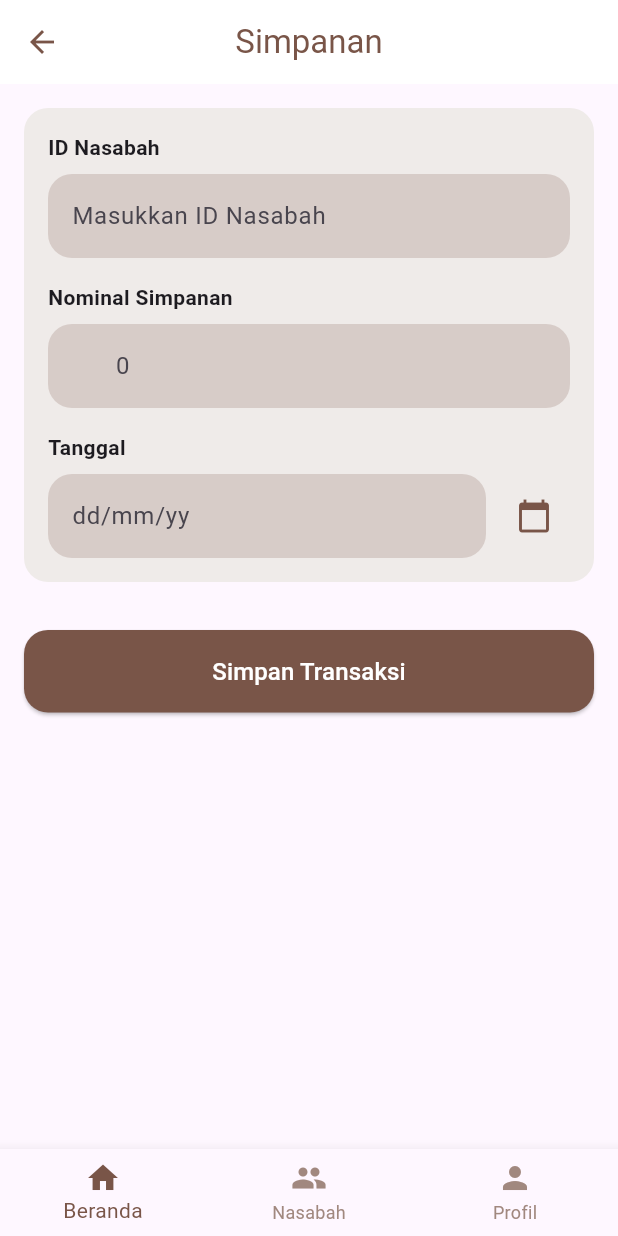
After one commit to AriefMade/digicoop, a Flutter app: the Simpanan screen opened directly, on a phone screen of 412 x 824 dp. The commit adds this screen. Run offline on Flutter 3.47's test engine with Material 3 defaults, Android fonts, the phone set to English and light mode, and no system bars.

Commit message:
persiapan lanjut ke simpanan (pekerja pkl)

```diff
--- a/lib/Pekerja Keliling/Beranda/berandaPKL.dart
+++ b/lib/Pekerja Keliling/Beranda/berandaPKL.dart
@@ -1,7 +1,9 @@
+import 'package:digicoop/Pekerja%20Keliling/Beranda/simpanan/simpanan.dart';
 import 'package:flutter/material.dart';
-import 'package:digicoop/Pekerja Keliling/nasabah/nasabahPKL.dart';
-import 'package:digicoop/Pekerja Keliling/profil/profilPKL.dart';
-import 'package:digicoop/Pekerja Keliling/Beranda/kunjungan/customerVisited.dart';
+import 'package:digicoop/Pekerja%20Keliling/nasabah/nasabahPKL.dart';
+import 'package:digicoop/Pekerja%20Keliling/profil/profilPKL.dart';
+import 'package:digicoop/Pekerja%20Keliling/Beranda/kunjungan/customerVisited.dart';
+import 'package:digicoop/Pekerja%20Keliling/Beranda/kunjungan/customerRemaining.dart';
 
 class BerandaPkl extends StatefulWidget {
   const BerandaPkl({Key? key}) : super(key: key);
@@ -104,7 +106,7 @@ class _BerandaPklState extends State<BerandaPkl> {
                       ),
                       SizedBox(height: 10),
 
-                      //25 customer
+                      // 25 customer
                       Row(
                         mainAxisAlignment: MainAxisAlignment.spaceEvenly,
                         children: [
@@ -115,7 +117,7 @@ class _BerandaPklState extends State<BerandaPkl> {
                                 MaterialPageRoute(builder: (context) => CustomerVisited()),
                               );
                             },
-                          child : Container(
+                            child: Container(
                               padding: const EdgeInsets.all(13.0),
                               decoration: BoxDecoration(
                                 color: Colors.grey[200],
@@ -141,14 +143,21 @@ class _BerandaPklState extends State<BerandaPkl> {
                               ),
                             ),
                           ),
-                          //11 customer remaining
-                          Container (
+                          // 11 customer remaining
+                          GestureDetector(
+                            onTap: () {
+                              Navigator.push(
+                                context,
+                                MaterialPageRoute(builder: (context) => CustomerRemaining()),
+                              );
+                            },
+                            child: Container(
                               padding: const EdgeInsets.all(13.0),
                               decoration: BoxDecoration(
                                 color: Colors.grey[200],
                                 borderRadius: BorderRadius.circular(10),
                               ),
-                            child : Column(
+                              child: Column(
                                 children: [
                                   Text(
                                     '11',
@@ -158,15 +167,16 @@ class _BerandaPklState extends State<BerandaPkl> {
                                       color: Color(0xFF69574D),
                                     ),
                                   ),
-                                Text('Customer Remaining',
-                                  style : TextStyle(
+                                  Text(
+                                    'Customer Remaining',
+                                    style: TextStyle(
                                       color: Color(0xFF69574D),
-                                  )
+                                    ),
                                   ),
                                 ],
                               ),
                             ),
-                          //beda bagian
+                          ),
                         ],
                       ),
                     ],
--- /dev/null
+++ b/lib/Pekerja Keliling/Beranda/simpanan/simpanan.dart
@@ -0,0 +1,152 @@
+import 'package:flutter/material.dart';
+import 'package:digicoop/Pekerja Keliling/Beranda/berandaPKL.dart';
+import 'package:digicoop/Pekerja Keliling/nasabah/nasabahPKL.dart';
+import 'package:digicoop/Pekerja Keliling/profil/profilPKL.dart';
+
+class Simpanan extends StatefulWidget {
+  const Simpanan({Key? key}) : super(key: key);
+
+  @override
+  State<Simpanan> createState() => _SimpananState();
+}
+class _SimpananState extends State<Simpanan>{
+
+  @override
+  Widget build(BuildContext context) {
+    return Scaffold(
+      appBar: AppBar(
+        title: Text(
+          'Simpanan',
+          style: TextStyle(color: Colors.brown),
+        ),
+        centerTitle: true,
+        backgroundColor: Colors.white,
+        elevation: 0,
+        leading: IconButton(
+          icon: Icon(Icons.arrow_back, color: Colors.brown),
+          onPressed: () {},
+        ),
+      ),
+      body: Padding(
+        padding: const EdgeInsets.all(16.0),
+        child: Column(
+          crossAxisAlignment: CrossAxisAlignment.stretch,
+          children: [
+            Container(
+              padding: EdgeInsets.all(16.0),
+              decoration: BoxDecoration(
+                color: Colors.brown[50],
+                borderRadius: BorderRadius.circular(16),
+              ),
+              child: Column(
+                crossAxisAlignment: CrossAxisAlignment.start,
+                children: [
+                  Text(
+                    "ID Nasabah",
+                    style: TextStyle(fontWeight: FontWeight.bold),
+                  ),
+                  SizedBox(height: 8),
+                  TextField(
+                    decoration: InputDecoration(
+                      hintText: "Masukkan ID Nasabah",
+                      filled: true,
+                      fillColor: Colors.brown[100],
+                      border: OutlineInputBorder(
+                        borderRadius: BorderRadius.circular(16),
+                        borderSide: BorderSide.none,
+                      ),
+                    ),
+                  ),
+                  SizedBox(height: 16),
+                  Text(
+                    "Nominal Simpanan",
+                    style: TextStyle(fontWeight: FontWeight.bold),
+                  ),
+                  SizedBox(height: 8),
+                  TextField(
+                    keyboardType: TextInputType.number,
+                    decoration: InputDecoration(
+                      prefixText: "Rp. ",
+                      hintText: "0",
+                      filled: true,
+                      fillColor: Colors.brown[100],
+                      border: OutlineInputBorder(
+                        borderRadius: BorderRadius.circular(16),
+                        borderSide: BorderSide.none,
+                      ),
+                    ),
+                  ),
+                  SizedBox(height: 16),
+                  Text(
+                    "Tanggal",
+                    style: TextStyle(fontWeight: FontWeight.bold),
+                  ),
+                  SizedBox(height: 8),
+                  Row(
+                    children: [
+                      Expanded(
+                        child: TextField(
+                          decoration: InputDecoration(
+                            hintText: "dd/mm/yy",
+                            filled: true,
+                            fillColor: Colors.brown[100],
+                            border: OutlineInputBorder(
+                              borderRadius: BorderRadius.circular(16),
+                              borderSide: BorderSide.none,
+                            ),
+                          ),
+                        ),
+                      ),
+                      SizedBox(width: 8),
+                      IconButton(
+                        icon: Icon(Icons.calendar_today, color: Colors.brown),
+                        onPressed: () {
+                          // Tambahkan logika untuk memilih tanggal
+                        },
+                      ),
+                    ],
+                  ),
+                ],
+              ),
+            ),
+            SizedBox(height: 32),
+            ElevatedButton(
+              onPressed: () {
+                // Tambahkan logika untuk menyimpan transaksi
+              },
+              style: ElevatedButton.styleFrom(
+                backgroundColor: Colors.brown,
+                shape: RoundedRectangleBorder(
+                  borderRadius: BorderRadius.circular(16),
+                ),
+                padding: EdgeInsets.all(16.0),
+              ),
+              child: Text(
+                "Simpan Transaksi",
+                style: TextStyle(fontSize: 16, color: Colors.white),
+              ),
+            ),
+          ],
+        ),
+      ),
+      bottomNavigationBar: BottomNavigationBar(
+        selectedItemColor: Colors.brown,
+        unselectedItemColor: Colors.brown[300],
+        items: [
+          BottomNavigationBarItem(
+            icon: Icon(Icons.home),
+            label: "Beranda",
+          ),
+          BottomNavigationBarItem(
+            icon: Icon(Icons.people),
+            label: "Nasabah",
+          ),
+          BottomNavigationBarItem(
+            icon: Icon(Icons.person),
+            label: "Profil",
+          ),
+        ],
+      ),
+    );
+  }
+}
```
Lines whose indentation alone changed are shown as unchanged.
